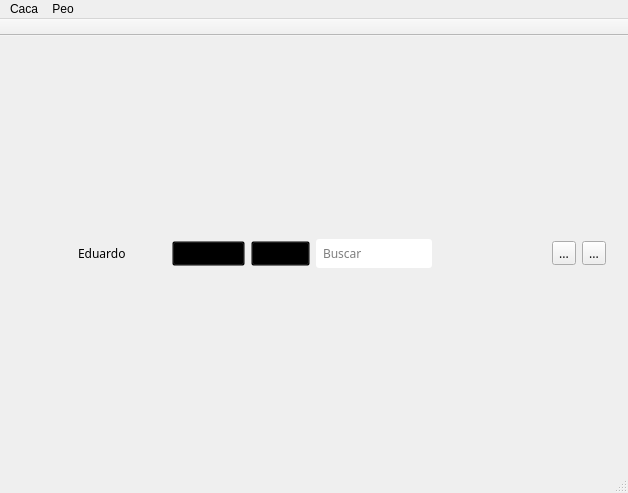
CuarzoSoftware/CuarzoPlayer, file mainwindow.ui: the form before one commit.
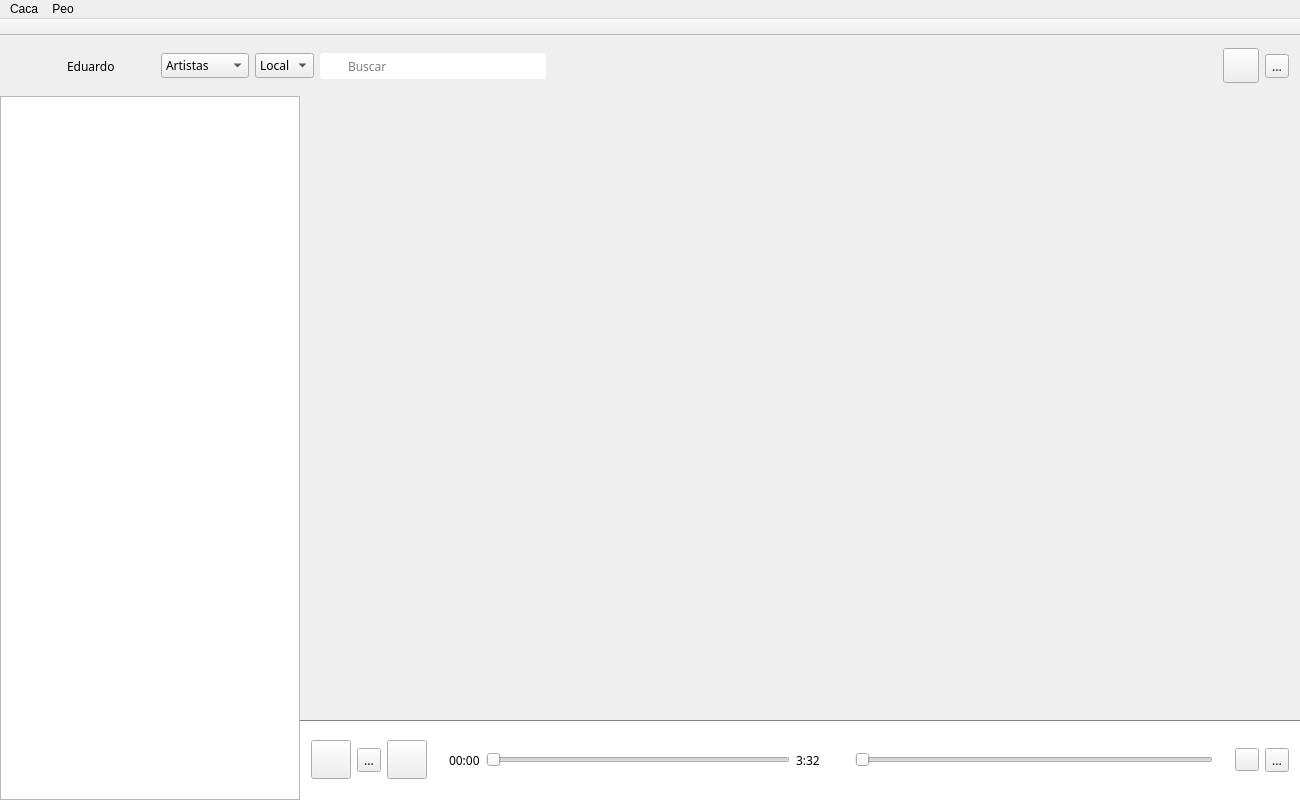
The form after the commit. Icons and pictures are not drawn.

Patch:
```diff
--- a/mainwindow.ui
+++ b/mainwindow.ui
@@ -6,15 +6,16 @@
    <rect>
     <x>0</x>
     <y>0</y>
-    <width>628</width>
-    <height>493</height>
+    <width>1300</width>
+    <height>800</height>
    </rect>
   </property>
   <property name="windowTitle">
-   <string>MainWindow</string>
+   <string>Cuarzo Player</string>
   </property>
   <property name="styleSheet">
-   <string notr="true">QComboBox{
+   <string notr="true">/*
+QComboBox{
 	background-color:transparent;
 }
 QComboBox:item{
@@ -30,28 +31,58 @@
 QComboBox:item:checked:selected{
 	color:#FFF;
 }
+QComboBox::indicator{
+	outline:0px;
+	border:0px;
+}
 QComboBox::indicator:checked{
     image: url(:rec/images/checked.svg);
 }
-
-
-</string>
+QComboBox::itemIcon{
+	background:green;
+}
+*/
+#bottomBarWidget {
+    border-top: 1px solid grey;
+	background:#FFF
+}</string>
   </property>
   <property name="unifiedTitleAndToolBarOnMac">
    <bool>true</bool>
   </property>
-  <widget class="QWidget" name="centralWidget">
+  <widget class="QWidget" name="main">
    <property name="styleSheet">
     <string notr="true">font-family:Lucida;
 font-size:12px;</string>
    </property>
    <layout class="QVBoxLayout" name="verticalLayout">
+    <property name="spacing">
+     <number>0</number>
+    </property>
+    <property name="leftMargin">
+     <number>0</number>
+    </property>
+    <property name="topMargin">
+     <number>0</number>
+    </property>
+    <property name="rightMargin">
+     <number>0</number>
+    </property>
+    <property name="bottomMargin">
+     <number>0</number>
+    </property>
     <item>
-     <widget class="QWidget" name="widget" native="true">
+     <widget class="QWidget" name="topBarWidget" native="true">
+      <property name="maximumSize">
+       <size>
+        <width>16777215</width>
+        <height>60</height>
+       </size>
+      </property>
       <property name="styleSheet">
        <string notr="true"/>
       </property>
-      <layout class="QHBoxLayout" name="horizontalLayout">
+      <layout class="QHBoxLayout" name="horizontalLayout_3">
        <item>
         <widget class="QLabel" name="profileImage">
          <property name="maximumSize">
@@ -79,7 +110,7 @@
         </widget>
        </item>
        <item>
-        <spacer name="horizontalSpacer_2">
+        <spacer name="hS1">
          <property name="orientation">
           <enum>Qt::Horizontal</enum>
          </property>
@@ -95,14 +126,14 @@
         </spacer>
        </item>
        <item>
-        <widget class="QLabel" name="label">
+        <widget class="QLabel" name="userName">
          <property name="text">
           <string>Eduardo</string>
          </property>
         </widget>
        </item>
        <item>
-        <spacer name="horizontalSpacer_3">
+        <spacer name="hS2">
          <property name="orientation">
           <enum>Qt::Horizontal</enum>
          </property>
@@ -118,79 +149,181 @@
         </spacer>
        </item>
        <item>
-        <widget class="QComboBox" name="comboBox">
+        <widget class="QComboBox" name="displayMode">
          <item>
           <property name="text">
            <string>Artistas</string>
           </property>
+          <property name="icon">
+           <iconset resource="resources.qrc">
+            <normaloff>:/rec/images/artists.png</normaloff>:/rec/images/artists.png</iconset>
+          </property>
          </item>
          <item>
           <property name="text">
            <string>Albums</string>
           </property>
+          <property name="icon">
+           <iconset resource="resources.qrc">
+            <normaloff>:/rec/images/albums.png</normaloff>:/rec/images/albums.png</iconset>
+          </property>
+         </item>
+         <item>
+          <property name="text">
+           <string>Canciones</string>
+          </property>
+          <property name="icon">
+           <iconset resource="resources.qrc">
+            <normaloff>:/rec/images/songs.png</normaloff>:/rec/images/songs.png</iconset>
+          </property>
          </item>
          <item>
           <property name="text">
            <string>Listas</string>
           </property>
+          <property name="icon">
+           <iconset resource="resources.qrc">
+            <normaloff>:/rec/images/playlists.png</normaloff>:/rec/images/playlists.png</iconset>
+          </property>
          </item>
         </widget>
        </item>
        <item>
-        <widget class="QComboBox" name="comboBox_2">
+        <widget class="QComboBox" name="locationMode">
+         <property name="font">
+          <font>
+           <family>Lucida</family>
+           <pointsize>-1</pointsize>
+          </font>
+         </property>
          <item>
           <property name="text">
            <string>Local</string>
           </property>
+          <property name="icon">
+           <iconset resource="resources.qrc">
+            <normaloff>:/rec/images/local.png</normaloff>:/rec/images/local.png</iconset>
+          </property>
          </item>
          <item>
           <property name="text">
            <string>Nube</string>
           </property>
+          <property name="icon">
+           <iconset resource="resources.qrc">
+            <normaloff>:/rec/images/cloud.png</normaloff>:/rec/images/cloud.png</iconset>
+          </property>
          </item>
          <item>
           <property name="text">
            <string>Todo</string>
           </property>
+          <property name="icon">
+           <iconset resource="resources.qrc">
+            <normaloff>:/rec/images/star.png</normaloff>:/rec/images/star.png</iconset>
+          </property>
          </item>
         </widget>
        </item>
        <item>
-        <widget class="QLineEdit" name="searchBar">
-         <property name="enabled">
-          <bool>true</bool>
+        <layout class="QHBoxLayout" name="searchBar" stretch="0,0">
+         <property name="spacing">
+          <number>0</number>
          </property>
-         <property name="maximumSize">
-          <size>
-           <width>200</width>
-           <height>16777215</height>
-          </size>
+         <property name="sizeConstraint">
+          <enum>QLayout::SetDefaultConstraint</enum>
          </property>
-         <property name="focusPolicy">
-          <enum>Qt::ClickFocus</enum>
-         </property>
-         <property name="toolTip">
-          <string/>
-         </property>
-         <property name="styleSheet">
-          <string notr="true">border-radius:3px;padding:5px;</string>
-         </property>
-         <property name="inputMask">
-          <string/>
-         </property>
-         <property name="frame">
-          <bool>false</bool>
-         </property>
-         <property name="placeholderText">
-          <string>Buscar</string>
-         </property>
-         <property name="clearButtonEnabled">
-          <bool>true</bool>
-         </property>
-        </widget>
+         <item>
+          <widget class="QLabel" name="searchIcon">
+           <property name="sizePolicy">
+            <sizepolicy hsizetype="Fixed" vsizetype="Fixed">
+             <horstretch>0</horstretch>
+             <verstretch>0</verstretch>
+            </sizepolicy>
+           </property>
+           <property name="minimumSize">
+            <size>
+             <width>26</width>
+             <height>26</height>
+            </size>
+           </property>
+           <property name="maximumSize">
+            <size>
+             <width>26</width>
+             <height>26</height>
+            </size>
+           </property>
+           <property name="sizeIncrement">
+            <size>
+             <width>0</width>
+             <height>0</height>
+            </size>
+           </property>
+           <property name="styleSheet">
+            <string notr="true">background-color:#FFF;
+padding:4px;
+border-top-left-radius: 3px;
+border-bottom-left-radius: 3px;
+left:10px;</string>
+           </property>
+           <property name="text">
+            <string/>
+           </property>
+           <property name="pixmap">
+            <pixmap resource="resources.qrc">:/rec/images/search.png</pixmap>
+           </property>
+           <property name="scaledContents">
+            <bool>true</bool>
+           </property>
+           <property name="margin">
+            <number>0</number>
+           </property>
+           <property name="indent">
+            <number>-1</number>
+           </property>
+          </widget>
+         </item>
+         <item>
+          <widget class="QLineEdit" name="searchBarInput">
+           <property name="enabled">
+            <bool>true</bool>
+           </property>
+           <property name="maximumSize">
+            <size>
+             <width>200</width>
+             <height>26</height>
+            </size>
+           </property>
+           <property name="focusPolicy">
+            <enum>Qt::ClickFocus</enum>
+           </property>
+           <property name="toolTip">
+            <string/>
+           </property>
+           <property name="styleSheet">
+            <string notr="true">border-top-right-radius: 3px;
+border-bottom-right-radius: 3px;
+padding:5px;
+padding-left:0px;</string>
+           </property>
+           <property name="inputMask">
+            <string/>
+           </property>
+           <property name="frame">
+            <bool>false</bool>
+           </property>
+           <property name="placeholderText">
+            <string>Buscar</string>
+           </property>
+           <property name="clearButtonEnabled">
+            <bool>false</bool>
+           </property>
+          </widget>
+         </item>
+        </layout>
        </item>
        <item>
-        <spacer name="horizontalSpacer">
+        <spacer name="hS3">
          <property name="orientation">
           <enum>Qt::Horizontal</enum>
          </property>
@@ -205,7 +338,7 @@
        <item>
         <widget class="QToolButton" name="syncButton">
          <property name="text">
-          <string>...</string>
+          <string/>
          </property>
          <property name="icon">
           <iconset resource="resources.qrc">
@@ -220,7 +353,7 @@
         </widget>
        </item>
        <item>
-        <widget class="QToolButton" name="toolButton_2">
+        <widget class="QToolButton" name="addMusicButton">
          <property name="text">
           <string>...</string>
          </property>
@@ -239,6 +372,283 @@
       </layout>
      </widget>
     </item>
+    <item>
+     <widget class="QWidget" name="body" native="true">
+      <layout class="QHBoxLayout" name="horizontalLayout_7">
+       <property name="leftMargin">
+        <number>0</number>
+       </property>
+       <property name="topMargin">
+        <number>0</number>
+       </property>
+       <property name="rightMargin">
+        <number>0</number>
+       </property>
+       <property name="bottomMargin">
+        <number>0</number>
+       </property>
+       <item>
+        <widget class="QSplitter" name="splitter">
+         <property name="lineWidth">
+          <number>0</number>
+         </property>
+         <property name="orientation">
+          <enum>Qt::Horizontal</enum>
+         </property>
+         <property name="handleWidth">
+          <number>0</number>
+         </property>
+         <property name="childrenCollapsible">
+          <bool>false</bool>
+         </property>
+         <widget class="QWidget" name="leftBar" native="true">
+          <property name="minimumSize">
+           <size>
+            <width>150</width>
+            <height>0</height>
+           </size>
+          </property>
+          <property name="maximumSize">
+           <size>
+            <width>300</width>
+            <height>16777210</height>
+           </size>
+          </property>
+          <property name="baseSize">
+           <size>
+            <width>200</width>
+            <height>0</height>
+           </size>
+          </property>
+          <layout class="QVBoxLayout" name="verticalLayout_3">
+           <property name="spacing">
+            <number>0</number>
+           </property>
+           <property name="leftMargin">
+            <number>0</number>
+           </property>
+           <property name="topMargin">
+            <number>0</number>
+           </property>
+           <property name="rightMargin">
+            <number>0</number>
+           </property>
+           <property name="bottomMargin">
+            <number>0</number>
+           </property>
+           <item>
+            <widget class="QListWidget" name="listView">
+             <property name="focusPolicy">
+              <enum>Qt::NoFocus</enum>
+             </property>
+            </widget>
+           </item>
+          </layout>
+         </widget>
+         <widget class="QWidget" name="middleBar" native="true">
+          <layout class="QVBoxLayout" name="verticalLayout_2">
+           <property name="spacing">
+            <number>0</number>
+           </property>
+           <property name="leftMargin">
+            <number>0</number>
+           </property>
+           <property name="topMargin">
+            <number>0</number>
+           </property>
+           <property name="rightMargin">
+            <number>0</number>
+           </property>
+           <property name="bottomMargin">
+            <number>0</number>
+           </property>
+           <item>
+            <widget class="QWidget" name="widget_4" native="true"/>
+           </item>
+           <item>
+            <widget class="QWidget" name="bottomBarWidget" native="true">
+             <property name="maximumSize">
+              <size>
+               <width>16777215</width>
+               <height>80</height>
+              </size>
+             </property>
+             <property name="autoFillBackground">
+              <bool>false</bool>
+             </property>
+             <property name="styleSheet">
+              <string notr="true"/>
+             </property>
+             <layout class="QHBoxLayout" name="horizontalLayout">
+              <property name="spacing">
+               <number>0</number>
+              </property>
+              <property name="leftMargin">
+               <number>0</number>
+              </property>
+              <property name="topMargin">
+               <number>0</number>
+              </property>
+              <property name="rightMargin">
+               <number>0</number>
+              </property>
+              <property name="bottomMargin">
+               <number>0</number>
+              </property>
+              <item>
+               <widget class="QWidget" name="playerButtons" native="true">
+                <layout class="QHBoxLayout" name="horizontalLayout_4">
+                 <item>
+                  <widget class="QToolButton" name="playBackButton">
+                   <property name="focusPolicy">
+                    <enum>Qt::NoFocus</enum>
+                   </property>
+                   <property name="styleSheet">
+                    <string notr="true"/>
+                   </property>
+                   <property name="text">
+                    <string/>
+                   </property>
+                   <property name="icon">
+                    <iconset resource="resources.qrc">
+                     <normaloff>:/rec/images/backPlay.png</normaloff>:/rec/images/backPlay.png</iconset>
+                   </property>
+                   <property name="iconSize">
+                    <size>
+                     <width>32</width>
+                     <height>32</height>
+                    </size>
+                   </property>
+                  </widget>
+                 </item>
+                 <item>
+                  <widget class="QToolButton" name="playButton">
+                   <property name="text">
+                    <string>...</string>
+                   </property>
+                   <property name="icon">
+                    <iconset>
+                     <normaloff>images/play.png</normaloff>images/play.png</iconset>
+                   </property>
+                   <property name="iconSize">
+                    <size>
+                     <width>40</width>
+                     <height>40</height>
+                    </size>
+                   </property>
+                  </widget>
+                 </item>
+                 <item>
+                  <widget class="QToolButton" name="playNextButton">
+                   <property name="text">
+                    <string/>
+                   </property>
+                   <property name="icon">
+                    <iconset resource="resources.qrc">
+                     <normaloff>:/rec/images/nextPlay.png</normaloff>:/rec/images/nextPlay.png</iconset>
+                   </property>
+                   <property name="iconSize">
+                    <size>
+                     <width>32</width>
+                     <height>32</height>
+                    </size>
+                   </property>
+                  </widget>
+                 </item>
+                </layout>
+               </widget>
+              </item>
+              <item>
+               <widget class="QWidget" name="timer" native="true">
+                <layout class="QHBoxLayout" name="horizontalLayout_2">
+                 <item>
+                  <widget class="QLabel" name="currentTime">
+                   <property name="text">
+                    <string>00:00</string>
+                   </property>
+                  </widget>
+                 </item>
+                 <item>
+                  <widget class="QSlider" name="timePosition">
+                   <property name="orientation">
+                    <enum>Qt::Horizontal</enum>
+                   </property>
+                  </widget>
+                 </item>
+                 <item>
+                  <widget class="QLabel" name="remainTime">
+                   <property name="text">
+                    <string>3:32</string>
+                   </property>
+                  </widget>
+                 </item>
+                </layout>
+               </widget>
+              </item>
+              <item>
+               <widget class="QWidget" name="volume" native="true">
+                <layout class="QHBoxLayout" name="horizontalLayout_5">
+                 <item>
+                  <widget class="QLabel" name="volumeIcon">
+                   <property name="text">
+                    <string/>
+                   </property>
+                   <property name="pixmap">
+                    <pixmap resource="resources.qrc">:/rec/images/volumeOn.png</pixmap>
+                   </property>
+                   <property name="scaledContents">
+                    <bool>false</bool>
+                   </property>
+                  </widget>
+                 </item>
+                 <item>
+                  <widget class="QSlider" name="volumeSlider">
+                   <property name="orientation">
+                    <enum>Qt::Horizontal</enum>
+                   </property>
+                  </widget>
+                 </item>
+                </layout>
+               </widget>
+              </item>
+              <item>
+               <widget class="QWidget" name="playMode" native="true">
+                <layout class="QHBoxLayout" name="horizontalLayout_6">
+                 <item>
+                  <widget class="QToolButton" name="repeatMode">
+                   <property name="text">
+                    <string/>
+                   </property>
+                   <property name="icon">
+                    <iconset resource="resources.qrc">
+                     <normaloff>:/rec/images/loopOn.png</normaloff>:/rec/images/loopOn.png</iconset>
+                   </property>
+                  </widget>
+                 </item>
+                 <item>
+                  <widget class="QToolButton" name="shuffleMode">
+                   <property name="text">
+                    <string>...</string>
+                   </property>
+                   <property name="icon">
+                    <iconset resource="resources.qrc">
+                     <normaloff>:/rec/images/shuffleOn.png</normaloff>:/rec/images/shuffleOn.png</iconset>
+                   </property>
+                  </widget>
+                 </item>
+                </layout>
+               </widget>
+              </item>
+             </layout>
+            </widget>
+           </item>
+          </layout>
+         </widget>
+        </widget>
+       </item>
+      </layout>
+     </widget>
+    </item>
    </layout>
   </widget>
   <widget class="QMenuBar" name="menuBar">
@@ -246,7 +656,7 @@
     <rect>
      <x>0</x>
      <y>0</y>
-     <width>628</width>
+     <width>1300</width>
      <height>22</height>
     </rect>
    </property>
@@ -288,7 +698,6 @@
     <bool>false</bool>
    </attribute>
   </widget>
-  <widget class="QStatusBar" name="statusBar"/>
  </widget>
  <layoutdefault spacing="6" margin="11"/>
  <resources>
```
